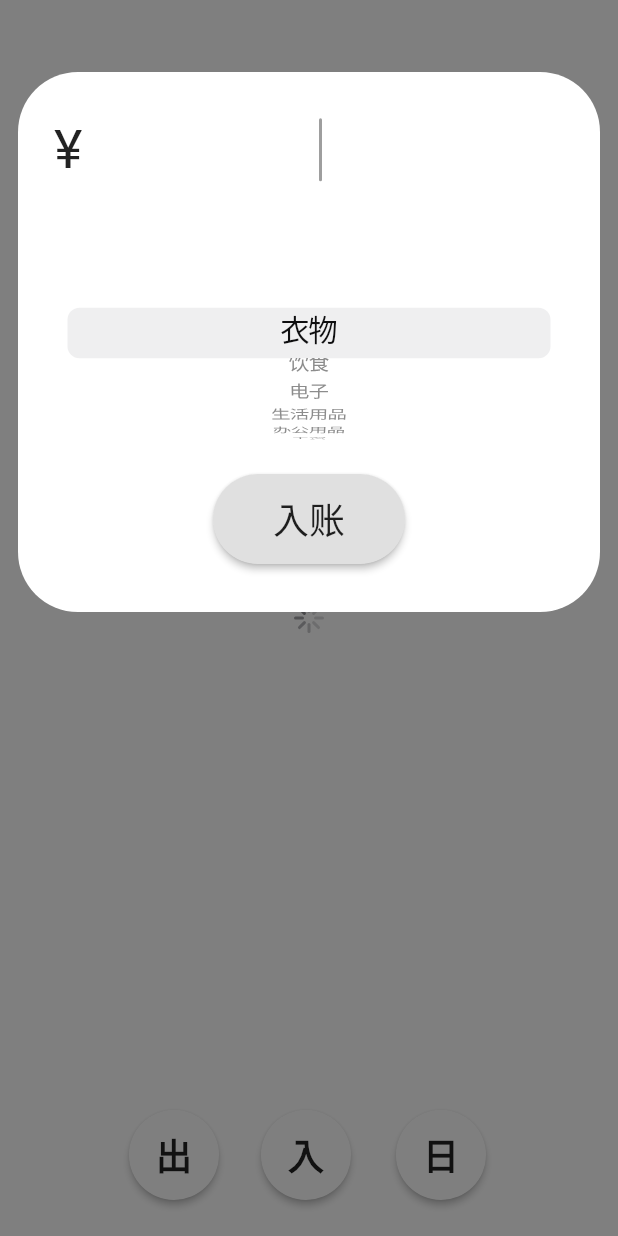
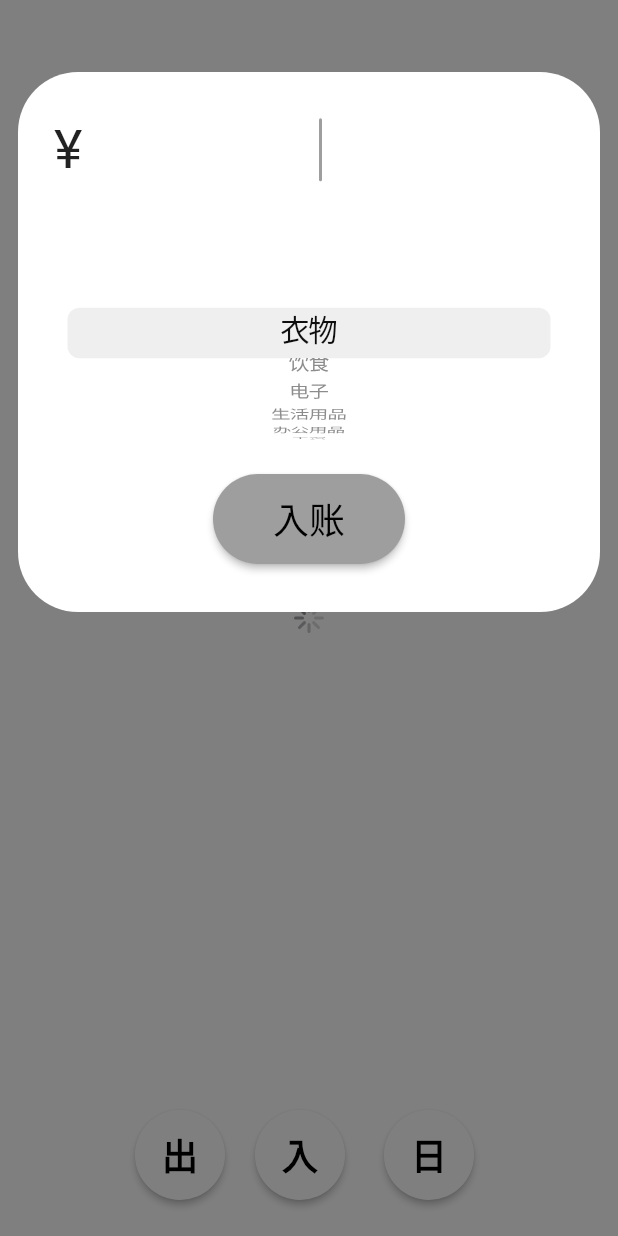
Before and after one commit to Livinglist/Churu, a Flutter app: the screen it shows after launch, item 2 of the bottom bar chosen, on a phone screen of 412 x 824 dp. Run offline on Flutter 3.47's test engine with Material 2 defaults, Android fonts, the phone set to English and light mode, and no system bars; our stand-ins replace rxdart, shared_preferences, sqflite; missing offline and left inert: app_review; accounts and stored records are empty; Roboto replaces fonts that are missing (noto).

```diff
--- a/lib/resource/db_provider.dart
+++ b/lib/resource/db_provider.dart
@@ -81,7 +81,6 @@ class DBProvider {
     var table = await db.rawQuery('SELECT MAX(Id)+1 as Id FROM Transactions');
     int id = table.first['Id'];
     transaction.id = id;
-    var map = transaction.toMap();
     return db.insert('Transactions', transaction.toMap());
 //    await db.rawInsert(
 //        'INSERT Into Routines (Id, RoutineName, MainPart, Parts, LastCompletedDate, CreatedDate, Count, RoutineHistory, Weekdays) VALUES (?,?,?,?,?,?,?,?,?)',
--- a/lib/ui/components/type_picker.dart
+++ b/lib/ui/components/type_picker.dart
@@ -37,7 +37,7 @@ class _TypePickerState extends State<TypePicker> {
 
   @override
   Widget build(BuildContext context) {
-    return RaisedButton(
+    return ElevatedButton(
         onPressed: () {
           if (_pageController.page == 4) {
             _pageController.jumpToPage(0);
@@ -46,6 +46,10 @@ class _TypePickerState extends State<TypePicker> {
                 duration: Duration(milliseconds: 150), curve: Curves.bounceIn);
           }
         },
+        style: OutlinedButton.styleFrom(
+            backgroundColor: Colors.white,
+            shape: CircleBorder()
+        ),
         child: Padding(
             padding: EdgeInsets.all(12),
             child: Container(
@@ -97,9 +101,7 @@ class _TypePickerState extends State<TypePicker> {
                               fontWeight: FontWeight.bold)),
                     ],
                   ),
-                ))),
-        color: Colors.white,
-        shape: CircleBorder());
+                ))));
   }
 
   void saveCurrentPage(int index) async {
--- a/lib/ui/main_page.dart
+++ b/lib/ui/main_page.dart
@@ -37,9 +37,8 @@ class _MainPageState extends State<MainPage> {
 
     WidgetsBinding.instance.addPostFrameCallback((timeStamp) {
       Timer(Duration(milliseconds: 300), () {
-        if(scrollController.position.maxScrollExtent >= 240) {
-          scrollController.animateTo(240, duration: Duration(milliseconds: 300),
-              curve: SpringCurve.underDamped);
+        if (scrollController.position.maxScrollExtent >= 240) {
+          scrollController.animateTo(240, duration: Duration(milliseconds: 300), curve: SpringCurve.underDamped);
         }
       });
     });
@@ -132,7 +131,9 @@ class _MainPageState extends State<MainPage> {
                       return value + element;
                     });
 
-                    String totalStr = total.abs().toCommaString(), totalOutStr = totalOut.abs().toCommaString(), totalInStr = totalIn.toCommaString();
+                    String totalStr = total.abs().toCommaString(),
+                        totalOutStr = totalOut.abs().toCommaString(),
+                        totalInStr = totalIn.toCommaString();
 
                     double mainSizeFactor = 1 + ((10 - totalStr.length) / 10);
                     double subSizeFactor = 1 + ((12 - (totalInStr.length + totalOutStr.length)) / 12);
@@ -204,45 +205,43 @@ class _MainPageState extends State<MainPage> {
                 child: Row(
                   mainAxisAlignment: MainAxisAlignment.center,
                   children: <Widget>[
-                    RaisedButton(
+                    ElevatedButton(
                       onPressed: outgoingPressed,
+                      style: OutlinedButton.styleFrom(backgroundColor: Colors.white, shape: CircleBorder()),
                       child: Padding(
                         padding: EdgeInsets.all(12),
                         child: Text('出', style: TextStyle(fontFamily: 'noto', fontSize: 24, fontWeight: FontWeight.bold)),
                       ),
-                        color: Colors.white,
-                        shape: CircleBorder()),
-                    RaisedButton(
+                    ),
+                    ElevatedButton(
                       onPressed: incomePressed,
+                      style: OutlinedButton.styleFrom(backgroundColor: Colors.white, shape: CircleBorder()),
                       child: Padding(
                         padding: EdgeInsets.all(12),
                         child: Text('入', style: TextStyle(fontFamily: 'noto', fontSize: 24, fontWeight: FontWeight.bold)),
                       ),
-                        color: Colors.white,
-                        shape: CircleBorder()),
+                    ),
                     FutureBuilder(
                         future: getCurrentPage(),
                         builder: (_, AsyncSnapshot<int> snapshot) {
-                        if(snapshot.hasData) {
+                          if (snapshot.hasData) {
                             var curPage = snapshot.data;
 
-                          return TypePicker(initialPage: curPage, onTypeChanged: (type){
+                            return TypePicker(
+                              initialPage: curPage,
+                              onTypeChanged: (type) {
                                 setState(() {
                                   this.displayType = type;
                                 });
-                          },);
+                              },
+                            );
                           }
 
-                        return RaisedButton(
-                            child: Padding(
-                                padding: EdgeInsets.all(12),
-                                child: Container(
-                                    height: 36,
-                                    width: 36)),
-                            color: Colors.white,
-                            shape: CircleBorder());
-                      }
-                    )
+                          return ElevatedButton(
+                              child: Padding(padding: EdgeInsets.all(12), child: Container(height: 36, width: 36)),
+                              style: OutlinedButton.styleFrom(backgroundColor: Colors.white, shape: CircleBorder()),
+                              onPressed: null);
+                        })
                   ],
                 ),
               ),
@@ -296,7 +295,8 @@ class _MainPageState extends State<MainPage> {
             color: Colors.redAccent,
           ),
           child: ListTile(
-            title: Text('${e.amount < 0 ? '出' : '入'}¥${e.amount.abs().toCommaString()}', style: TextStyle(fontSize: 24, color: foregroundColor)),
+            title: Text('${e.amount < 0 ? '出' : '入'}¥${e.amount.abs().toCommaString()}',
+                style: TextStyle(fontSize: 24, color: foregroundColor)),
             subtitle: Column(
               crossAxisAlignment: CrossAxisAlignment.start,
               children: <Widget>[
@@ -576,6 +576,8 @@ class _MainPageState extends State<MainPage> {
 
       return children;
     }
+
+    return [];
   }
 
   void incomePressed() {
@@ -616,7 +618,7 @@ class _MainPageState extends State<MainPage> {
                     keyboardType: TextInputType.numberWithOptions(decimal: true),
                     keyboardAppearance: MediaQuery.of(context).platformBrightness,
                     maxLength: 16,
-                    maxLengthEnforced: true,
+                    maxLengthEnforcement: MaxLengthEnforcement.enforced,
                     inputFormatters: [CurrencyInputFormatter()],
                   ),
                 ),
@@ -645,22 +647,25 @@ class _MainPageState extends State<MainPage> {
                     padding: EdgeInsets.only(top: 12, left: 24, right: 24),
                     child: Material(
                       color: Colors.transparent,
-                      child: RaisedButton(
+                      child: ElevatedButton(
                         child: Padding(
                           padding: EdgeInsets.only(top: 12, left: 24, right: 24, bottom: 12),
                           child: Text('入账', style: TextStyle(fontSize: 24, fontFamily: 'noto')),
                         ),
+                        style: OutlinedButton.styleFrom(
+                          shape: RoundedRectangleBorder(
+                            borderRadius: BorderRadius.circular(40),
+                          ),
+                        ),
                         onPressed: () {
                           print("the text editing value is ${double.parse(textEditingController.text.replaceAll(',', ''))}");
-                          var t = Transaction.create(amount: double.parse(textEditingController.text.replaceAll(',', '')), transactionType: type);
+                          var t = Transaction.create(
+                              amount: double.parse(textEditingController.text.replaceAll(',', '')), transactionType: type);
                           BillBloc.instance.addTransaction(t);
                           Navigator.pop(context);
                           textEditingController.clear();
                           AppReview.requestReview;
                         },
-                        shape: RoundedRectangleBorder(
-                          borderRadius: BorderRadius.circular(40),
-                        ),
                       ),
                     ))
               ],
@@ -715,7 +720,7 @@ class _MainPageState extends State<MainPage> {
                     keyboardType: TextInputType.numberWithOptions(decimal: true),
                     keyboardAppearance: MediaQuery.of(context).platformBrightness,
                     maxLength: 16,
-                    maxLengthEnforced: true,
+                    maxLengthEnforcement: MaxLengthEnforcement.enforced,
                     inputFormatters: [CurrencyInputFormatter()],
                   ),
                 ),
@@ -744,20 +749,23 @@ class _MainPageState extends State<MainPage> {
                     padding: EdgeInsets.only(top: 12, left: 24, right: 24),
                     child: Material(
                       color: Colors.transparent,
-                      child: RaisedButton(
+                      child: ElevatedButton(
                         child: Padding(
                           padding: EdgeInsets.only(top: 12, left: 24, right: 24, bottom: 12),
                           child: Text('出账', style: TextStyle(fontSize: 24, fontFamily: 'noto')),
                         ),
+                        style: OutlinedButton.styleFrom(
+                          shape: RoundedRectangleBorder(
+                            borderRadius: BorderRadius.circular(40),
+                          ),
+                        ),
                         onPressed: () {
-                          var t = Transaction.create(amount: -double.parse(textEditingController.text.replaceAll(',', '')), transactionType: type);
+                          var t = Transaction.create(
+                              amount: -double.parse(textEditingController.text.replaceAll(',', '')), transactionType: type);
                           BillBloc.instance.addTransaction(t);
                           Navigator.pop(context);
                           textEditingController.clear();
                         },
-                        shape: RoundedRectangleBorder(
-                          borderRadius: BorderRadius.circular(40),
-                        ),
                       ),
                     ))
               ],
--- a/pubspec.yaml
+++ b/pubspec.yaml
@@ -28,8 +28,8 @@ dependencies:
   rxdart: 0.23.1
   uuid: 2.2.0
   sqflite: ^1.2.0
-  shared_preferences: 0.5.12+4
-  path_provider: 1.6.0
+  shared_preferences: 2.0.4
+  path_provider: 2.0.1
   app_review: 1.1.2
 
 
```
Also changed, not shown: pubspec.lock, 3 other files. Lines whose indentation alone changed are shown as unchanged.
